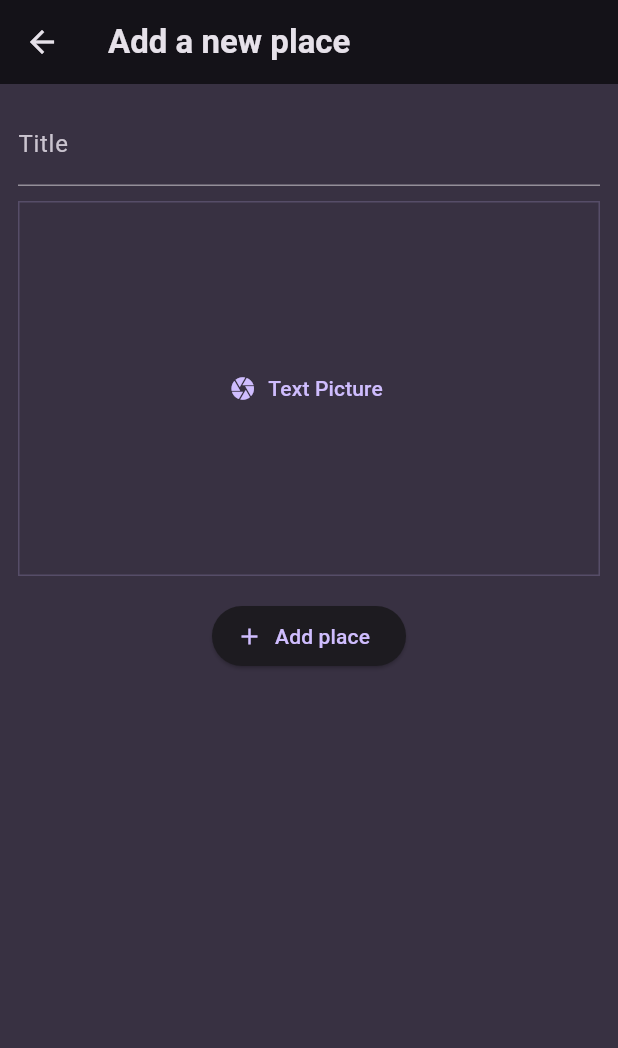
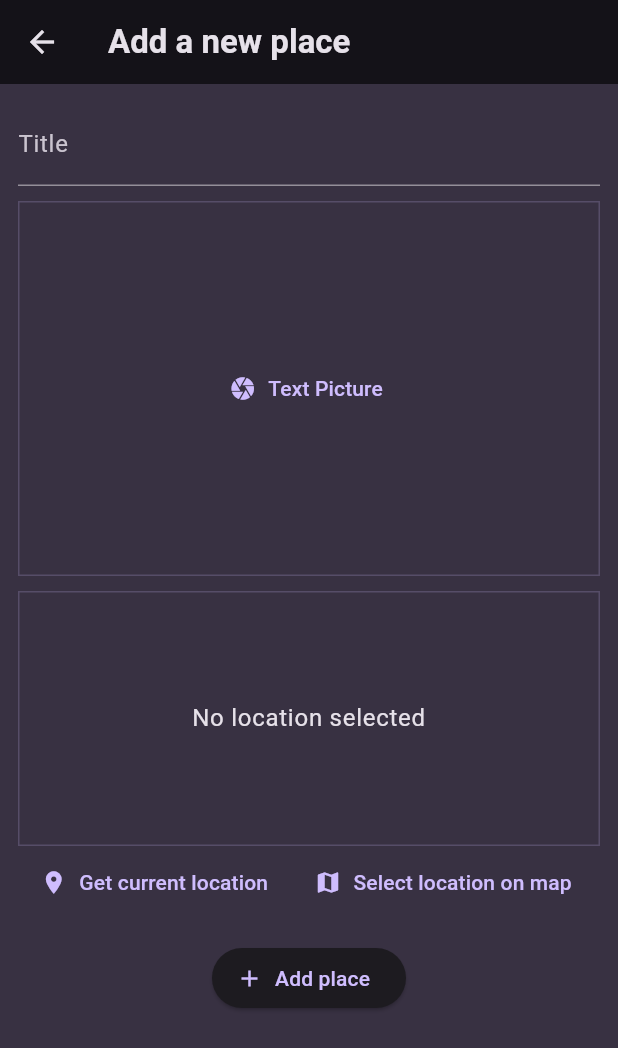
Before and after one commit to wemali05/places_app, a Flutter app: the AddPlacesScreen screen opened directly, on a phone screen of 412 x 824 dp. Shown: the top 1048 px of the screen. Run offline on Flutter 3.47's test engine with Material 3 defaults, Android fonts, the phone set to English and light mode, and no system bars; our stand-ins replace flutter_riverpod, google_fonts, image_picker, location.

Commit message:
get current location

```diff
--- a/lib/screens/add_place.dart
+++ b/lib/screens/add_place.dart
@@ -2,6 +2,7 @@ import 'dart:io';
 
 import 'package:favorite_places/providers/user_places.dart';
 import 'package:favorite_places/widgets/image_input.dart';
+import 'package:favorite_places/widgets/location_input.dart';
 import 'package:flutter/material.dart';
 import 'package:flutter_riverpod/flutter_riverpod.dart';
 
@@ -24,7 +25,9 @@ class _AddPlacesScreenState extends ConsumerState<AddPlacesScreen> {
       return;
     }
 
-    ref.read(userPlacesProvider.notifier).addPlace(enterdTitle, _selectedImage!);
+    ref
+        .read(userPlacesProvider.notifier)
+        .addPlace(enterdTitle, _selectedImage!);
     Navigator.of(context).pop();
   }
 
@@ -52,9 +55,13 @@ class _AddPlacesScreenState extends ConsumerState<AddPlacesScreen> {
               ),
             ),
             const SizedBox(height: 10),
-            ImageInput(onPickImage: (image) {
-              _selectedImage = image;
-            },),
+            ImageInput(
+              onPickImage: (image) {
+                _selectedImage = image;
+              },
+            ),
+            const SizedBox(height: 10),
+            LocationInput(),
             const SizedBox(height: 16),
             ElevatedButton.icon(
               onPressed: _savePlace,
--- /dev/null
+++ b/lib/widgets/location_input.dart
@@ -0,0 +1,98 @@
+import 'package:flutter/material.dart';
+import 'package:location/location.dart';
+
+class LocationInput extends StatefulWidget {
+  const LocationInput({super.key});
+
+  @override
+  State<StatefulWidget> createState() {
+    return _LocationInputState();
+  }
+}
+
+class _LocationInputState extends State<LocationInput> {
+  Location? _pickedLocation;
+  var _isGettingLocation = false;
+
+  void _getCurrentLocation() async {
+    Location location = Location();
+
+    bool serviceEnabled;
+    PermissionStatus permissionGranted;
+    LocationData locationData;
+
+    serviceEnabled = await location.serviceEnabled();
+    if (!serviceEnabled) {
+      serviceEnabled = await location.requestService();
+      if (!serviceEnabled) {
+        return;
+      }
+    }
+
+    setState(() {
+      _isGettingLocation = true;
+    });
+
+    permissionGranted = await location.hasPermission();
+    if (permissionGranted == PermissionStatus.denied) {
+      permissionGranted = await location.requestPermission();
+      if (permissionGranted != PermissionStatus.granted) {
+        return;
+      }
+    }
+
+    setState(() {
+      _isGettingLocation = false;
+    });
+
+    locationData = await location.getLocation();
+    print(locationData.latitude);
+    print(locationData.longitude);
+  }
+
+  @override
+  Widget build(BuildContext context) {
+    Widget previewContent = Text(
+      'No location selected',
+      textAlign: TextAlign.center,
+      style: Theme.of(context).textTheme.bodyLarge!.copyWith(
+            color: Theme.of(context).colorScheme.onBackground,
+          ),
+    );
+
+    if (_isGettingLocation) {
+      previewContent = CircularProgressIndicator();
+    }
+
+    return Column(
+      children: [
+        Container(
+            alignment: Alignment.center,
+            height: 170,
+            width: double.infinity,
+            decoration: BoxDecoration(
+              border: Border.all(
+                width: 1,
+                color: Theme.of(context).colorScheme.primary.withOpacity(0.2),
+              ),
+            ),
+            child: previewContent),
+        Row(
+          mainAxisAlignment: MainAxisAlignment.spaceEvenly,
+          children: [
+            TextButton.icon(
+              onPressed: _getCurrentLocation,
+              icon: Icon(Icons.location_on),
+              label: const Text('Get current location'),
+            ),
+            TextButton.icon(
+              onPressed: () {},
+              icon: Icon(Icons.map),
+              label: const Text('Select location on map'),
+            ),
+          ],
+        )
+      ],
+    );
+  }
+}
```
